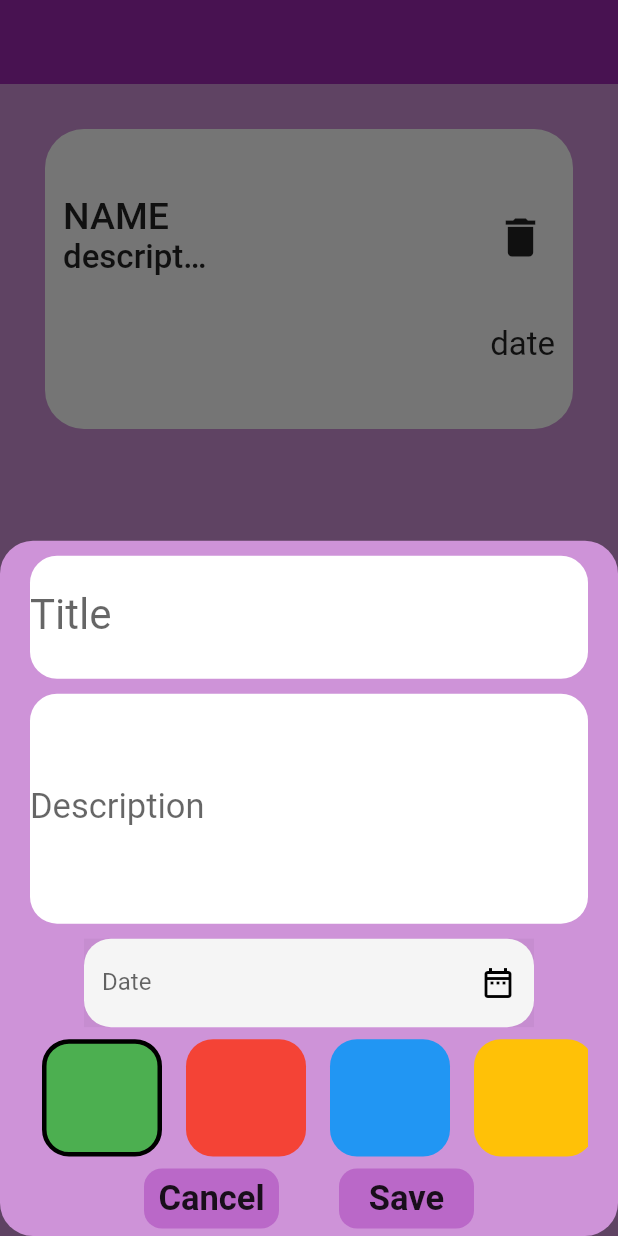
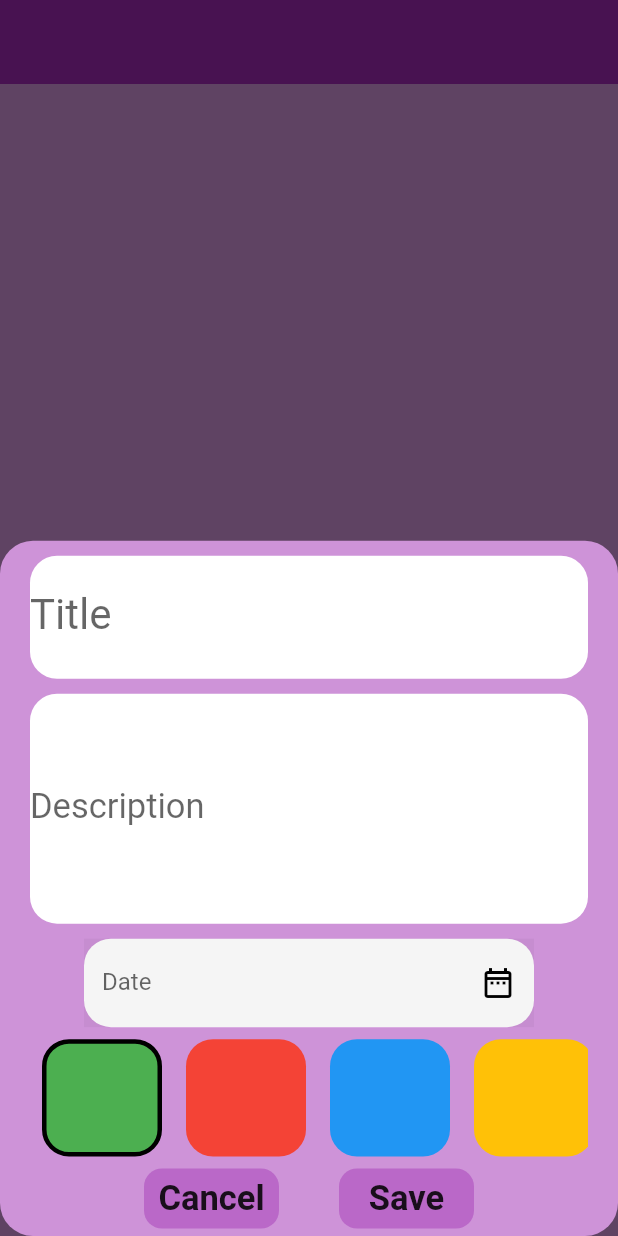
Before and after one commit to NibinBiju/todo_app2, a Flutter app: the screen it shows after launch, after a tap on the "add" icon, on a phone screen of 412 x 824 dp. Run offline on Flutter 3.47's test engine with Material 2 defaults, Android fonts, the phone set to English and light mode, and no system bars; our stand-ins replace hive, hive_flutter, share_plus; accounts and stored records are empty.

Commit message:
created a todo app

```diff
--- a/lib/controller/hive_controller.dart
+++ b/lib/controller/hive_controller.dart
@@ -1,17 +1,18 @@
 import 'package:hive_flutter/adapters.dart';
+import 'package:todo_app2/controller/todolist_controllers.dart';
 import 'package:todo_app2/model/todo_model.dart';
 
 class Dbhive {
   final _db = Hive.box('mytodo');
 
   void updateData() {
-    _db.put('TODOLIST', TodoModel.mytodo);
+    _db.put('TODOLIST', TodolistController.mytodo);
     print('');
   }
 
   void loadData() {
     final List mytodo2 = _db.get('TODOLIST');
-    TodoModel.mytodo = mytodo2
+    TodolistController.mytodo = mytodo2
         .map((e) =>
             TodoModel(title: e.title, description: e.description, date: e.date))
         .toList();
--- a/lib/controller/todolist_controllers.dart
+++ b/lib/controller/todolist_controllers.dart
@@ -1,11 +1,10 @@
+import 'package:share_plus/share_plus.dart';
 import 'package:todo_app2/controller/hive_controller.dart';
 import 'package:todo_app2/model/todo_model.dart';
 
 class TodolistController {
-  List<TodoModel> mytodo = [
-    TodoModel(title: 'name', description: 'description', date: 'date'),
-  ];
   Dbhive dbhive = Dbhive();
+  static List<TodoModel> mytodo = [];
 
   void addata(TodoModel todoModel) {
     mytodo.add(todoModel);
@@ -16,4 +15,9 @@ class TodolistController {
     mytodo.removeAt(index);
     dbhive.updateData();
   }
+
+  void shareData(TodoModel todoModel) {
+    Share.share(
+        '${todoModel.title}\n${todoModel.description}\n${todoModel.date}');
+  }
 }
--- a/lib/main.dart
+++ b/lib/main.dart
@@ -9,7 +9,11 @@ Future<void> main() async {
   WidgetsFlutterBinding.ensureInitialized();
   //intialize flutter
   await Hive.initFlutter();
-  Hive.registerAdapter(TodoModelAdapter());
+  if (Hive.isAdapterRegistered(1)) {
+  } else {
+    Hive.registerAdapter(TodoModelAdapter());
+  }
+
   //open box
   var box = await Hive.openBox('mytodo');
   runApp(const MyApp());
--- a/lib/model/todo_model.dart
+++ b/lib/model/todo_model.dart
@@ -1,11 +1,8 @@
-import 'package:flutter/material.dart';
 import 'package:hive_flutter/adapters.dart';
 part 'todo_model.g.dart';
 
 @HiveType(typeId: 1)
 class TodoModel {
-  static List<TodoModel> mytodo = [];
-
   @HiveField(0)
   final String title;
   @HiveField(1)
@@ -13,12 +10,12 @@ class TodoModel {
   @HiveField(2)
   final String date;
   @HiveField(3)
-  final Color? color;
+  final int? colorIndex;
 
   TodoModel({
     required this.title,
     required this.description,
     required this.date,
-    this.color,
+    this.colorIndex,
   });
 }
--- a/lib/utils/colors/colors_contant.dart
+++ b/lib/utils/colors/colors_contant.dart
@@ -4,12 +4,12 @@ class ColorsConstant {
   static Color appbarcolor = Colors.purple;
   static Color scaffoldColor = Colors.purple.shade200;
 
-  static List<Color> color = [
-    Colors.green,
-    Colors.red,
-    Colors.blue,
-    Colors.amber,
-    Colors.purple,
-    Colors.deepOrange,
+  static List<int> color = [
+    Colors.green.value,
+    Colors.red.value,
+    Colors.blue.value,
+    Colors.amber.value,
+    Colors.purple.value,
+    Colors.deepOrange.value,
   ];
 }
--- a/lib/views/home.dart
+++ b/lib/views/home.dart
@@ -21,8 +21,7 @@ class _HomePageState extends State<HomePage> {
 
   @override
   void initState() {
-    dbhive.loadData();
-    if (_db.get('mytodo') == null) {
+    if (_db.get('TODOLIST') == null) {
       print('empty');
     } else {
       dbhive.loadData();
@@ -45,7 +44,7 @@ class _HomePageState extends State<HomePage> {
   TodolistController todolistController = TodolistController();
 
   //variable for container color
-  Color selectedColor = Colors.white;
+  Color? selectedColor;
 
   bool border = false;
 
@@ -58,7 +57,7 @@ class _HomePageState extends State<HomePage> {
         elevation: 0,
       ),
       body: Padding(
-        padding: const EdgeInsets.all(30.0),
+        padding: const EdgeInsets.all(20.0),
         child: Column(
           children: [
             Expanded(
@@ -72,18 +71,19 @@ class _HomePageState extends State<HomePage> {
                         todolistController.delete(index);
                       });
                     },
-                      title: todolistController.mytodo[index].title
+                    title: TodolistController.mytodo[index].title
                         .toString()
                         .toUpperCase(),
-                      decription: todolistController.mytodo[index].description,
-                      date: todolistController.mytodo[index].date,
-                      selectedColor: todolistController.mytodo[index].color,
+                    description: TodolistController.mytodo[index].description,
+                    date: TodolistController.mytodo[index].date,
+                    selectedColor: selectedColor,
                   );
                 },
                 separatorBuilder: (context, index) => const SizedBox(
                   height: 20,
                 ),
-                  itemCount: todolistController.mytodo.length),
+                itemCount: TodolistController.mytodo.length,
+              ),
             ),
           ],
         ),
@@ -201,10 +201,13 @@ class _HomePageState extends State<HomePage> {
                               index: index,
                               selectedIndex: selectedIndex,
                               onchangeBorder: () {
-                                setState(() {
+                                setState(
+                                  () {
                                     selectedIndex = index;
-                                  selectedColor = ColorsConstant.color[index];
-                                });
+                                    selectedColor =
+                                        Color(ColorsConstant.color[index]);
+                                  },
+                                );
                               },
                             ),
                           );
@@ -249,7 +252,7 @@ class _HomePageState extends State<HomePage> {
                                   title: titletextcontroller.text,
                                   description: decriptextcontroller.text,
                                   date: datetextcontroller.text,
-                                  color: selectedColor,
+                                  colorIndex: selectedIndex,
                                 ),
                               );
                             });
--- a/lib/views/widgets/color_picker.dart
+++ b/lib/views/widgets/color_picker.dart
@@ -23,7 +23,7 @@ class ColorPicker extends StatelessWidget {
             width: 80,
             decoration: BoxDecoration(
                 borderRadius: BorderRadius.circular(18),
-                color: ColorsConstant.color[index],
+                color: Color(ColorsConstant.color[index]),
                 border: Border.all(
                     width: 3,
                     color: selectedIndex == index
--- a/pubspec.yaml
+++ b/pubspec.yaml
@@ -33,14 +33,14 @@ dependencies:
     sdk: flutter
   hive: ^2.2.3
   hive_flutter: ^1.1.0
-
+  share_plus: ^8.0.0
 
 dev_dependencies:
+  build_runner: ^2.4.6
   flutter_lints: ^2.0.0
   flutter_test:
     sdk: flutter
   hive_generator: ^2.0.1
-  build_runner: ^2.4.6
 
 # For information on the generic Dart part of this file, see the
 # following page: https://dart.dev/tools/pub/pubspec
```
Also changed, not shown: lib/views/widgets/todotile.dart (+32 -9 lines), lib/model/todo_model.g.dart, pubspec.lock, 6 other files. Lines whose indentation alone changed are shown as unchanged.
